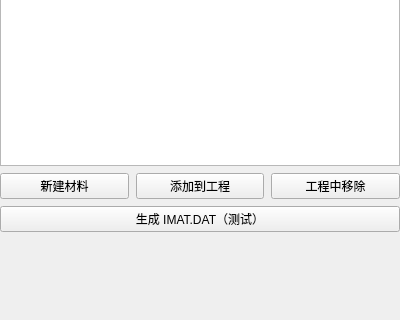
The window that plugins/Base_MaterialManager/MaterialManagerWidget.ui (asd977/base_cae) describes before a commit, drawn with Qt 5; both pictures show x 0 to 400 and y 138 to 458 of the 400 by 458 pixel window.
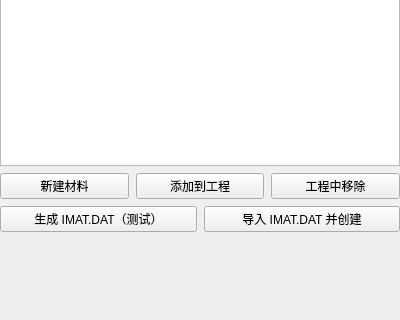
The same window after the commit.

Commit message: Add IMAT reverse import for materials

```diff
--- a/plugins/Base_MaterialManager/MaterialManagerWidget.ui
+++ b/plugins/Base_MaterialManager/MaterialManagerWidget.ui
@@ -98,11 +98,22 @@
        </layout>
    </item>
    <item>
+    <layout class="QHBoxLayout" name="imatLayout">
+     <item>
     <widget class="QPushButton" name="generateImatButton">
      <property name="text">
       <string>生成 IMAT.DAT（测试）</string>
      </property>
     </widget>
+     </item>
+     <item>
+      <widget class="QPushButton" name="importImatButton">
+       <property name="text">
+        <string>导入 IMAT.DAT 并创建</string>
+       </property>
+      </widget>
+     </item>
+    </layout>
    </item>
   <item>
     <spacer name="verticalSpacer">
```
Lines whose indentation alone changed are shown as unchanged. The commit also changes 4 other files.
